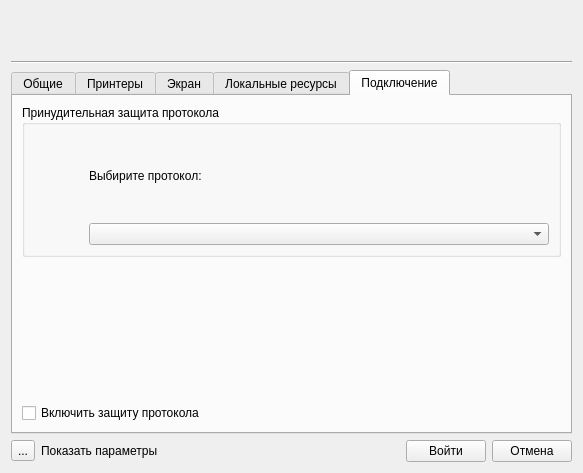
First picture: the form in resource/tools.ui, repository sergkrasn/freerdpGUI, before the edit.
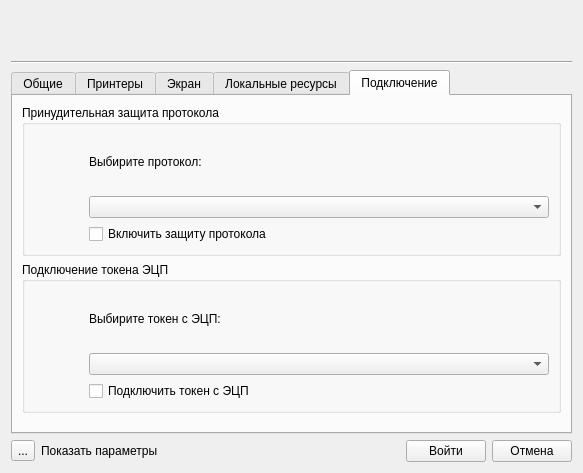
Second picture: the form after the edit. The open tabs and pages were chosen to show the change.

Commit message: added the ability to work with a token

What changed in the file:
```diff
--- a/resource/tools.ui
+++ b/resource/tools.ui
@@ -651,6 +651,86 @@
               </property>
              </widget>
             </item>
+            <item row="3" column="2">
+             <widget class="QCheckBox" name="disable_security">
+              <property name="contextMenuPolicy">
+               <enum>Qt::DefaultContextMenu</enum>
+              </property>
+              <property name="toolTipDuration">
+               <number>-1</number>
+              </property>
+              <property name="text">
+               <string>Включить защиту протокола</string>
+              </property>
+              <property name="checkable">
+               <bool>true</bool>
+              </property>
+              <property name="checked">
+               <bool>false</bool>
+              </property>
+             </widget>
+            </item>
+           </layout>
+          </widget>
+         </item>
+         <item>
+          <widget class="QGroupBox" name="groupBox_8">
+           <property name="title">
+            <string>Подключение токена ЭЦП</string>
+           </property>
+           <layout class="QGridLayout" name="gridLayout_10">
+            <item row="2" column="2" colspan="2">
+             <widget class="QComboBox" name="token">
+              <property name="editable">
+               <bool>false</bool>
+              </property>
+              <property name="currentText">
+               <string/>
+              </property>
+             </widget>
+            </item>
+            <item row="2" column="0">
+             <spacer name="horizontalSpacer_12">
+              <property name="orientation">
+               <enum>Qt::Horizontal</enum>
+              </property>
+              <property name="sizeType">
+               <enum>QSizePolicy::Fixed</enum>
+              </property>
+              <property name="sizeHint" stdset="0">
+               <size>
+                <width>55</width>
+                <height>20</height>
+               </size>
+              </property>
+             </spacer>
+            </item>
+            <item row="0" column="2">
+             <widget class="QLabel" name="label_15">
+              <property name="text">
+               <string>Выбирите токен с ЭЦП:</string>
+              </property>
+             </widget>
+            </item>
+            <item row="3" column="2">
+             <widget class="QCheckBox" name="token_change">
+              <property name="contextMenuPolicy">
+               <enum>Qt::DefaultContextMenu</enum>
+              </property>
+              <property name="toolTipDuration">
+               <number>-1</number>
+              </property>
+              <property name="text">
+               <string>Подключить токен с ЭЦП</string>
+              </property>
+              <property name="checkable">
+               <bool>true</bool>
+              </property>
+              <property name="checked">
+               <bool>false</bool>
+              </property>
+             </widget>
+            </item>
            </layout>
           </widget>
          </item>
@@ -665,30 +745,11 @@
            <property name="sizeHint" stdset="0">
             <size>
              <width>20</width>
-             <height>140</height>
+             <height>10</height>
             </size>
            </property>
           </spacer>
          </item>
-         <item>
-          <widget class="QCheckBox" name="disable_security">
-           <property name="contextMenuPolicy">
-            <enum>Qt::DefaultContextMenu</enum>
-           </property>
-           <property name="toolTipDuration">
-            <number>-1</number>
-           </property>
-           <property name="text">
-            <string>Включить защиту протокола</string>
-           </property>
-           <property name="checkable">
-            <bool>true</bool>
-           </property>
-           <property name="checked">
-            <bool>false</bool>
-           </property>
-          </widget>
-         </item>
         </layout>
        </widget>
       </widget>
```
Left out of the diff: 20 changed lines with no effect on the pictures. The commit also changes 6 other files.
